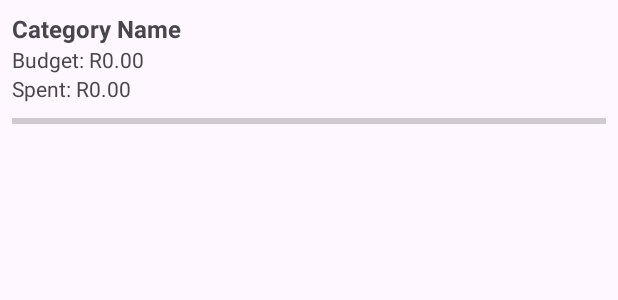
After one commit to ST10268917/Flourish-Budgeting-App, an Android app: the layout item_category_budget.xml on its own in the app's theme, with its tools: preview values and no code run, on a phone screen of 412 x 824 dp. The commit adds this screen. Shown: the top 300 px of the screen. Run offline under Robolectric (Android 15) with nearby library versions, the phone set to English and light mode, and no system bars.

Commit message:
Add progress bar for category spending

```diff
--- /dev/null
+++ b/app/src/main/res/layout/item_category_budget.xml
@@ -0,0 +1,37 @@
+<LinearLayout
+    xmlns:android="http://schemas.android.com/apk/res/android"
+    android:layout_width="match_parent"
+    android:layout_height="wrap_content"
+    android:orientation="vertical"
+    android:padding="8dp">
+
+    <TextView
+        android:id="@+id/tvCategoryName"
+        android:layout_width="wrap_content"
+        android:layout_height="wrap_content"
+        android:text="Category Name"
+        android:textSize="16sp"
+        android:textStyle="bold"/>
+
+    <TextView
+        android:id="@+id/tvBudgetAmount"
+        android:layout_width="wrap_content"
+        android:layout_height="wrap_content"
+        android:text="Budget: R0.00"/>
+
+    <TextView
+        android:id="@+id/tvSpentAmount"
+        android:layout_width="wrap_content"
+        android:layout_height="wrap_content"
+        android:text="Spent: R0.00"/>
+
+    <ProgressBar
+        android:id="@+id/progressBar"
+        style="?android:attr/progressBarStyleHorizontal"
+        android:layout_width="match_parent"
+        android:layout_height="wrap_content"
+        android:max="100"
+        android:minHeight="24dp"
+        android:progressTint="@color/turquoise"
+        android:progress="0"/>
+</LinearLayout>
```
Also changed, not shown: app/src/main/java/com/aj/flourish/CategoryBudgetAdapter.kt (added, +51 -0 lines), app/src/main/java/com/aj/flourish/CategoryBudgetDisplay.kt (added, +7 -0 lines), app/src/main/java/com/aj/flourish/CreateCategory.kt (+68 -8 lines), app/src/main/java/com/aj/flourish/Dashboard.kt (+84 -14 lines), app/src/main/java/com/aj/flourish/models/CategoryBudget.kt (added, +10 -0 lines), app/src/main/java/com/aj/flourish/repositories/BudgetRepository.kt (+19 -0 lines), app/src/main/res/layout/activity_dashboard.xml (+18 -0 lines), app/src/main/res/layout/dialog_add_category.xml (+13 -0 lines), app/src/main/res/values/strings.xml (+4 -4 lines).
